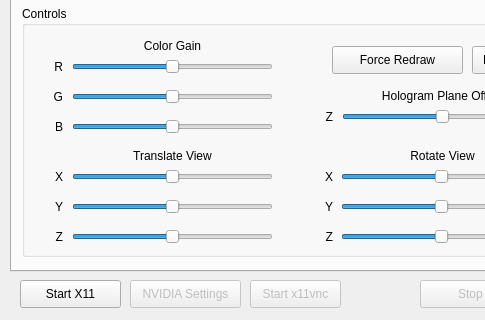
This is render_algorithms/dscp4/dscp4-qt/ui/mainwindow.ui in itsermo/holovideo-algorithms as Qt 5 draws it before an edit; both pictures show x 0 to 485 and y 340 to 660 of the 654 by 660 pixel window. The edited form follows.
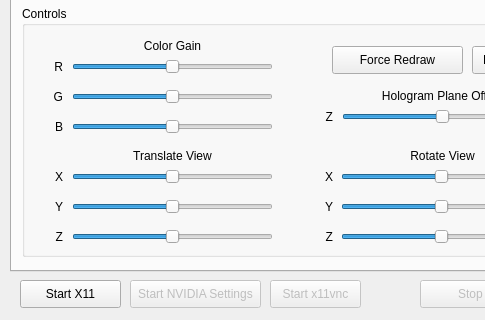
This is the edited form.

Commit message: usability for process launching, dscp4

```diff
--- a/render_algorithms/dscp4/dscp4-qt/ui/mainwindow.ui
+++ b/render_algorithms/dscp4/dscp4-qt/ui/mainwindow.ui
@@ -3096,7 +3096,7 @@
      <rect>
       <x>130</x>
       <y>620</y>
-      <width>111</width>
+      <width>131</width>
       <height>28</height>
      </rect>
     </property>
@@ -3104,7 +3104,7 @@
      <string>&lt;html&gt;&lt;head/&gt;&lt;body&gt;&lt;p&gt;Launches NVIDIA settings application&lt;/p&gt;&lt;/body&gt;&lt;/html&gt;</string>
     </property>
     <property name="text">
-     <string>NVIDIA Settings</string>
+     <string>Start NVIDIA Settings</string>
     </property>
    </widget>
    <widget class="QPushButton" name="x11vncToggleButton">
@@ -3113,7 +3113,7 @@
     </property>
     <property name="geometry">
      <rect>
-      <x>250</x>
+      <x>270</x>
       <y>620</y>
       <width>91</width>
       <height>28</height>
```
The commit also changes 2 other files.
